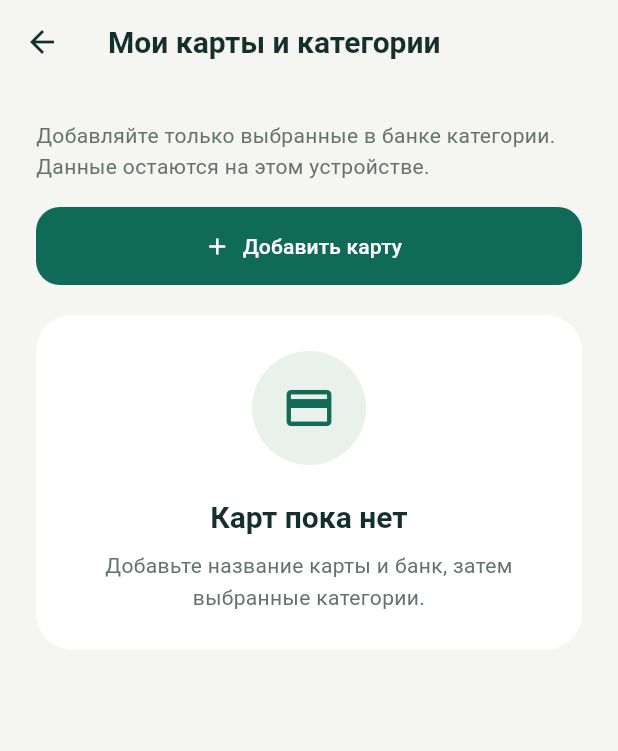
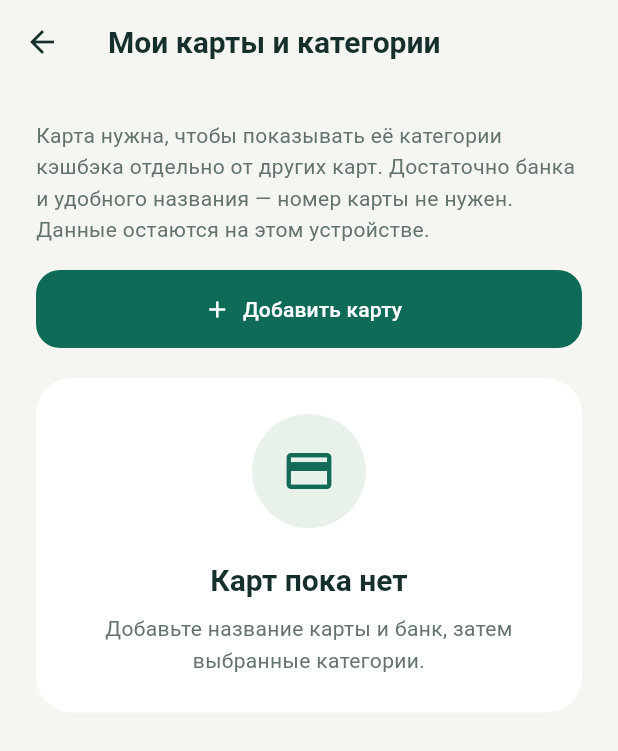
Before and after one commit to SHAIINARK/cashback-upp, a Flutter app: the screen it shows after launch, after a tap on "Мои карты и категории", on a phone screen of 412 x 824 dp. Shown: the top 751 px of the screen. Run offline on Flutter 3.47's test engine with Material 3 defaults, Android fonts, the phone set to English and light mode, and no system bars; our stand-ins replace image_picker.

Commit message:
docs: clarify card purpose after full gallery import check

```diff
--- a/lib/presentation/manual_entries_screen.dart
+++ b/lib/presentation/manual_entries_screen.dart
@@ -122,7 +122,7 @@ class _ManualEntriesScreenState extends State<ManualEntriesScreen> {
           child: PageBody(
             children: [
               const Text(
-                'Добавляйте только выбранные в банке категории. Данные остаются на этом устройстве.',
+                'Карта нужна, чтобы показывать её категории кэшбэка отдельно от других карт. Достаточно банка и удобного названия — номер карты не нужен. Данные остаются на этом устройстве.',
               ),
               const SizedBox(height: 16),
               FilledButton.icon(
--- a/lib/presentation/ocr_confirmation_screen.dart
+++ b/lib/presentation/ocr_confirmation_screen.dart
@@ -259,6 +259,10 @@ class _OcrConfirmationScreenState extends State<OcrConfirmationScreen> {
             ),
             const SizedBox(height: 12),
             if (_draft.bank != null) ...[
+              const Text(
+                'Выберите карту, к которой относятся категории. Достаточно её названия — реквизиты не нужны.',
+              ),
+              const SizedBox(height: 8),
               DropdownButtonFormField<String>(
                 key: ValueKey('card-${_draft.bank}-${_draft.cardId}'),
                 initialValue: cards.any((card) => card.id == _draft.cardId)
```
Also changed, not shown: 2 other files.
